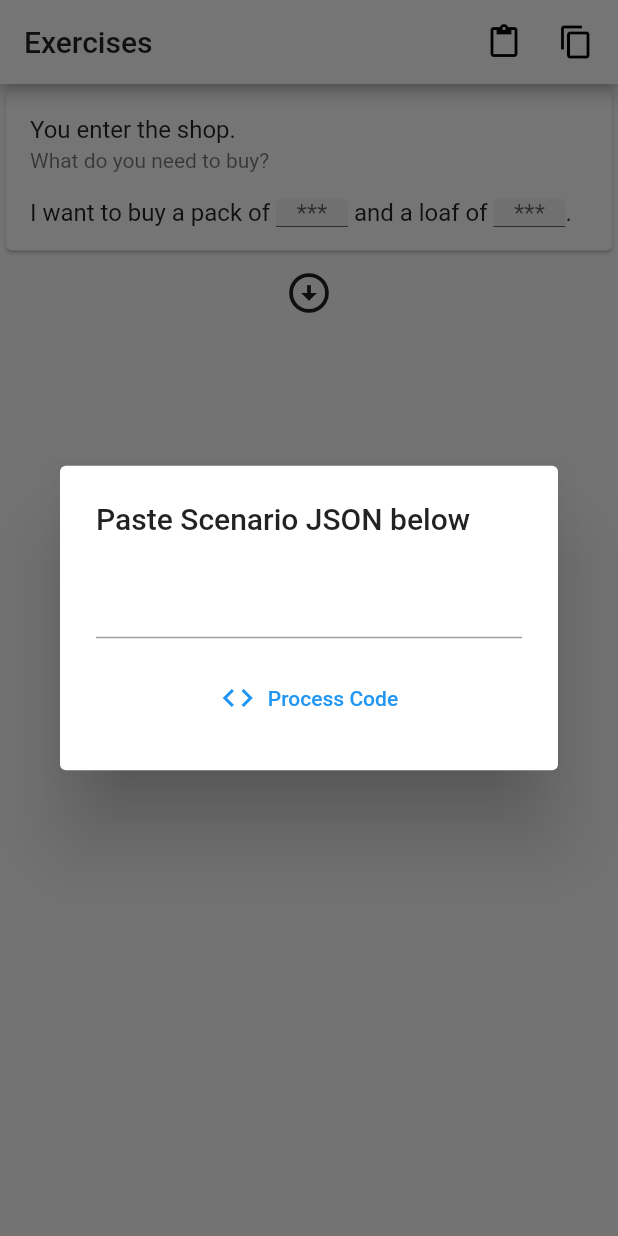
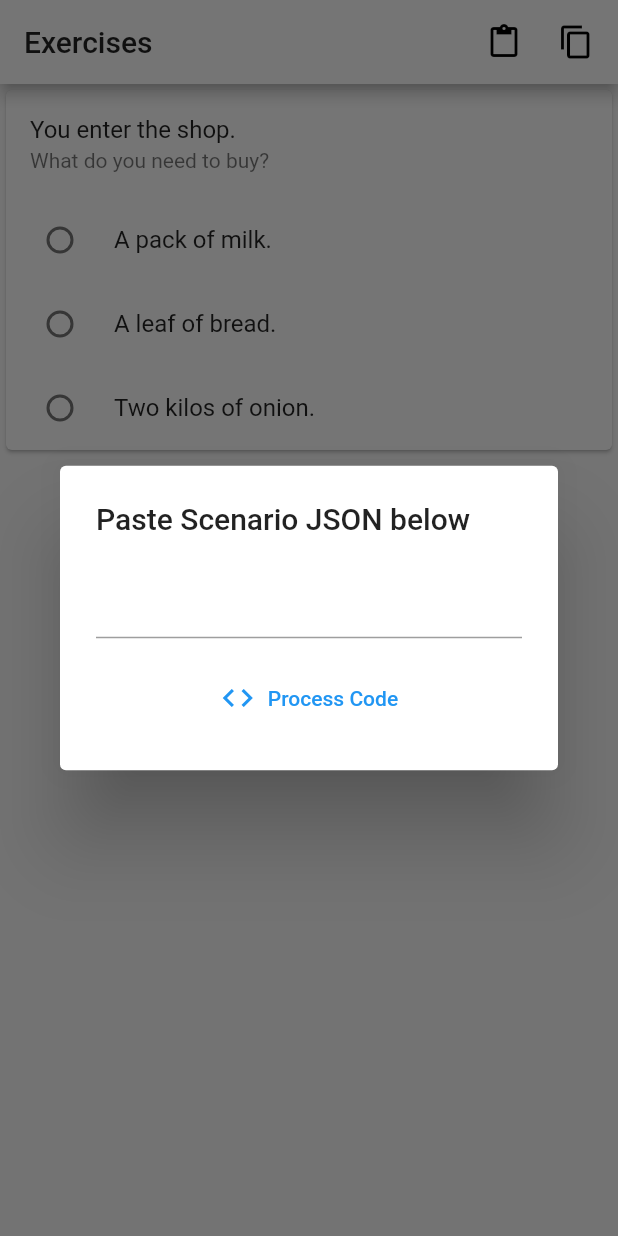
Before and after one commit to aabounegm/phrase_recorder, a Flutter app: the screen it shows after launch, after a tap on the "content paste" icon, on a phone screen of 412 x 824 dp. Run offline on Flutter 3.47's test engine with Material 2 defaults, Android fonts, the phone set to English and light mode, and no system bars; our stand-ins replace cloud_firestore, firebase_core, firebase_storage, permission_handler, pull_to_refresh, shared_preferences and 1 more; missing offline and left inert: flutter_archive, flutter_sound; accounts and stored records are empty.

Commit message:
Fix serialization

```diff
--- a/lib/main.dart
+++ b/lib/main.dart
@@ -2,6 +2,7 @@ import 'package:firebase_core/firebase_core.dart';
 import 'package:flutter/material.dart';
 import 'package:phrase_recorder/scenario/scenario_page.dart';
 
+import 'scenario/exercises/option.dart';
 import 'scenario/node/node.dart';
 import 'scenario/scenario.dart';
 import 'scenario/transition.dart';
@@ -19,14 +20,14 @@ class PhrasesApp extends StatelessWidget {
         id: 'start',
         text: 'You enter the shop.',
         question: 'What do you need to buy?',
-        type: 'typing',
-        exercise: 'I want to buy a pack of ### and a loaf of ###.',
-        // type: 'choice',
-        // exercise: [
-        //   Option('milk', 'A pack of milk.'),
-        //   Option('bread', 'A leaf of bread.'),
-        //   Option('onion', 'Two kilos of onion.'),
-        // ],
+        // type: 'typing',
+        // exercise: 'I want to buy a pack of ### and a loaf of ###.',
+        type: 'choice',
+        exercise: [
+          Option('milk', 'A pack of milk.'),
+          Option('bread', 'A leaf of bread.'),
+          Option('onion', 'Two kilos of onion.'),
+        ],
         state: 'product',
         transitions: [
           Transition(
--- a/lib/scenario/scenario_page.dart
+++ b/lib/scenario/scenario_page.dart
@@ -15,10 +15,16 @@ class ScenarioPage extends StatefulWidget {
 }
 
 class _ScenarioPageState extends State<ScenarioPage> {
-  Scenario get scenario => widget.scenario;
+  late final Scenario scenario;
 
-  void reload(scenario) {
-    Navigator.pushReplacement(
+  @override
+  void initState() {
+    super.initState();
+    scenario = Scenario.fromJson(widget.scenario.toJson());
+  }
+
+  Future<void> reload(scenario) async {
+    await Navigator.pushReplacement(
       context,
       MaterialPageRoute(
         builder: (_) => ScenarioPage(scenario),
@@ -89,6 +95,7 @@ class _ScenarioPageState extends State<ScenarioPage> {
     } catch (e) {
       scenario = null;
     }
+    if (scenario != null) await reload(scenario);
 
     ScaffoldMessenger.of(context).showSnackBar(
       SnackBar(
@@ -139,7 +146,7 @@ class _ScenarioPageState extends State<ScenarioPage> {
               onDone: scenario.node == n && scenario.ready
                   ? () => setState(() => scenario.moveNext())
                   : null,
-              child: n.exercise == null
+              child: n.exercise == null || n.state == null
                   ? null
                   : buildExercise(
                       type: n.type,
@@ -160,7 +167,7 @@ class _ScenarioPageState extends State<ScenarioPage> {
             Padding(
               padding: const EdgeInsets.all(8),
               child: ElevatedButton.icon(
-                onPressed: () => reload(scenario),
+                onPressed: () => reload(widget.scenario),
                 icon: Icon(Icons.restart_alt_outlined),
                 label: Text('Restart'),
               ),
```
